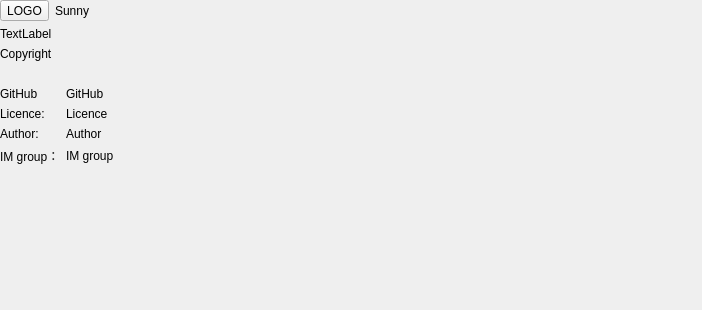
Before: the Qt Designer form src/ui/composite_widgets/about.ui in XMuli/SunnyCapturer, drawn with Qt 5.
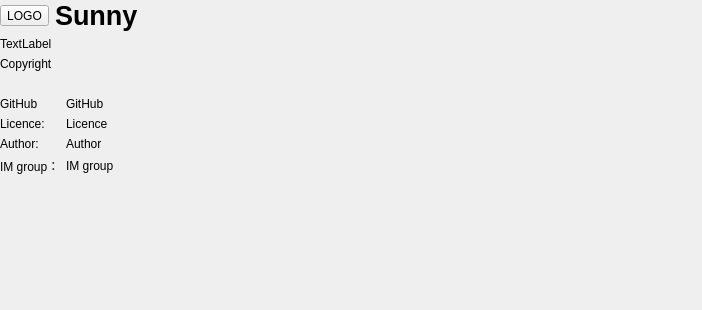
After: the same form once the commit is applied. Icons and pictures are not drawn.

Commit message:
feat: window detection and customizing the rectangle of the screenshot in two ways.
Coexistence is in effect, and compatibility is successful

Diff of the .ui file:
```diff
--- a/src/ui/composite_widgets/about.ui
+++ b/src/ui/composite_widgets/about.ui
@@ -48,17 +48,28 @@
         </property>
         <property name="iconSize">
          <size>
-          <width>20</width>
-          <height>20</height>
+          <width>80</width>
+          <height>60</height>
          </size>
         </property>
         <property name="autoRepeat">
          <bool>true</bool>
         </property>
+        <property name="autoRaise">
+         <bool>false</bool>
+        </property>
        </widget>
       </item>
       <item>
        <widget class="QLabel" name="label">
+        <property name="font">
+         <font>
+          <pointsize>20</pointsize>
+          <bold>true</bold>
+          <strikeout>false</strikeout>
+          <kerning>true</kerning>
+         </font>
+        </property>
         <property name="text">
          <string>Sunny</string>
         </property>
```
Left out of the diff: 8 changed lines with no effect on the pictures. The commit also changes 7 other files.
